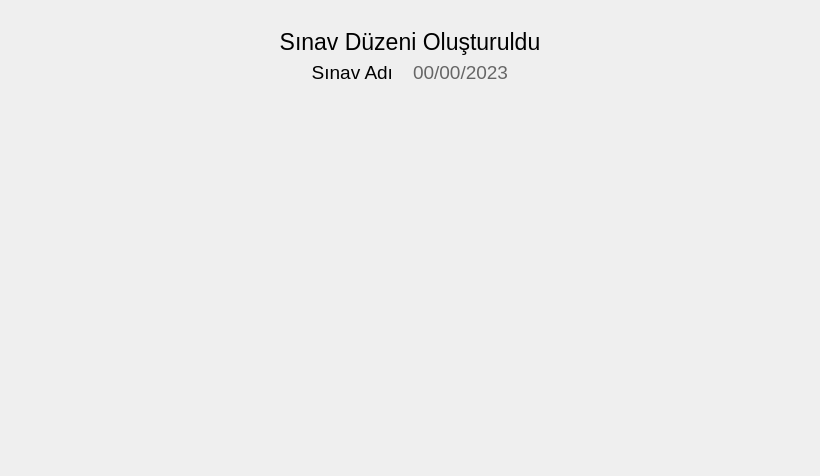
ikolomiko/ikooskar-qt, file src/UI/SchemesPage/innerexamwidget.ui: the form before one commit.
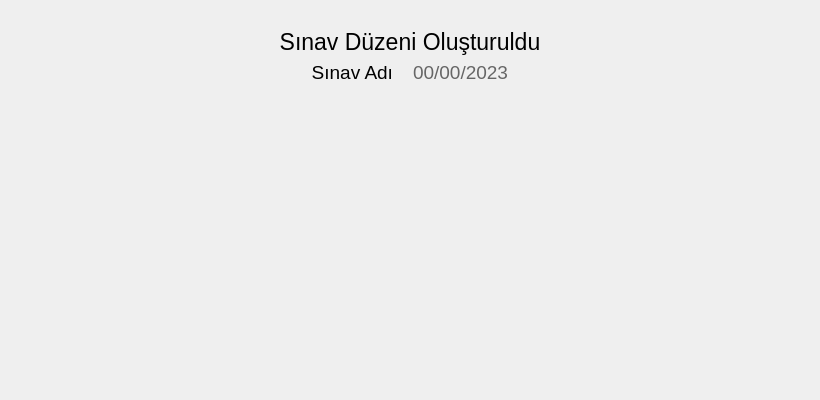
The form after the commit.

Commit message:
InnerExamWidget: shrink heigth
Shrink the historical height from 260 to 180

Patch:
```diff
--- a/src/UI/SchemesPage/innerexamwidget.ui
+++ b/src/UI/SchemesPage/innerexamwidget.ui
@@ -7,7 +7,7 @@
     <x>0</x>
     <y>0</y>
     <width>820</width>
-    <height>476</height>
+    <height>400</height>
    </rect>
   </property>
   <property name="windowTitle">
```
Left out of the diff: 40 changed lines with no effect on the pictures. The commit also changes 1 other file.
